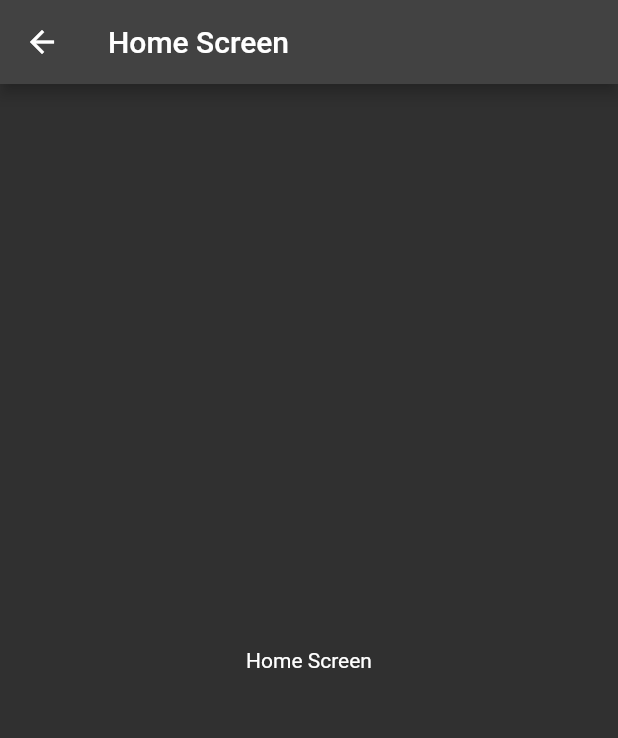
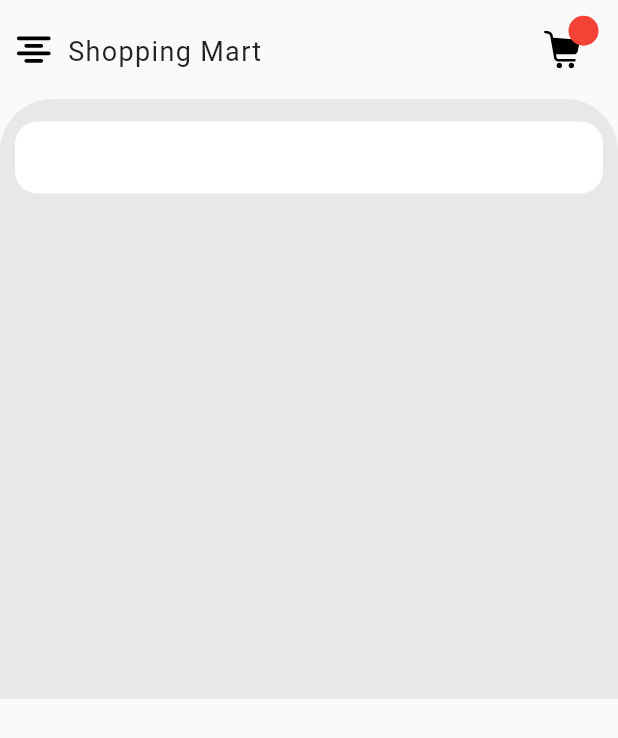
Before and after one commit to AbdulrahmanAlShaweesh/Flutter-ecommerce-app, a Flutter app: the HomeScreen screen opened by its route, on a phone screen of 412 x 824 dp. Shown: the top 738 px of the screen. Run offline on Flutter 3.47's test engine with Material 2 defaults, Android fonts, the phone set to English and light mode, and no system bars; our stand-ins replace bloc, firebase_auth, firebase_core, flutter_bloc, flutter_svg, modal_progress_hud_nsn and 1 more; accounts and stored records are empty.

Commit message:
add app bar for home screen

```diff
--- a/lib/Views/Screens/home_Screen.dart
+++ b/lib/Views/Screens/home_Screen.dart
@@ -1,4 +1,5 @@
 import 'package:flutter/material.dart';
+import 'package:flutter_ecommerce_app/Views/widgets/home_screen_app_bar.dart';
 
 class HomeScreen extends StatelessWidget {
   const HomeScreen({super.key});
@@ -7,10 +8,42 @@ class HomeScreen extends StatelessWidget {
   @override
   Widget build(BuildContext context) {
     return Scaffold(
-      appBar: AppBar(
-        title: Text('Home Screen'),
+      // backgroundColor: Colors.grey,
+      body: SafeArea(
+        child: ListView(
+          children: [
+            const HomeScreenAppBar(),
+            Container(
+              padding: EdgeInsets.only(top: 15.0),
+              height: 400,
+              decoration: BoxDecoration(
+                color: Colors.grey.withOpacity(0.2),
+                borderRadius: const BorderRadius.only(
+                  topLeft: Radius.circular(35),
+                  topRight: Radius.circular(35),
+                ),
+              ),
+              child: Column(
+                children: [
+                  Container(
+                    decoration: BoxDecoration(
+                      color: Colors.white,
+                      borderRadius: BorderRadius.circular(15.0),
+                    ),
+                    margin: const EdgeInsets.symmetric(horizontal: 10.0),
+                    child: const TextField(
+                      decoration: InputDecoration(
+                        border: InputBorder.none,
+                        contentPadding: EdgeInsets.symmetric(horizontal: 15.0),
+                      ),
+                    ),
+                  )
+                ],
+              ),
+            ),
+          ],
+        ),
       ),
-      body: Center(child: Text('Home Screen')),
     );
   }
 }
--- a/lib/Views/widgets/ecommerce_app_view.dart
+++ b/lib/Views/widgets/ecommerce_app_view.dart
@@ -14,7 +14,7 @@ class EcommerceApp extends StatelessWidget {
   Widget build(BuildContext context) {
     return MaterialApp(
       theme: ThemeData(
-        brightness: Brightness.dark,
+        brightness: Brightness.light,
         iconTheme: const IconThemeData(
           color: AppColors.iconColor,
         ),
--- /dev/null
+++ b/lib/Views/widgets/home_screen_app_bar.dart
@@ -0,0 +1,62 @@
+import 'package:flutter/material.dart';
+import 'package:flutter_ecommerce_app/Views/Widgets/small_text.dart';
+import 'package:flutter_svg/flutter_svg.dart';
+
+class HomeScreenAppBar extends StatelessWidget {
+  const HomeScreenAppBar({
+    super.key,
+  });
+
+  @override
+  Widget build(BuildContext context) {
+    return Container(
+      height: 66,
+      width: double.infinity,
+      color: Colors.transparent,
+      child: Padding(
+        padding: const EdgeInsets.symmetric(horizontal: 10.0),
+        child: Row(
+          mainAxisAlignment: MainAxisAlignment.spaceBetween,
+          children: [
+            Row(
+              children: [
+                SvgPicture.asset(
+                  'assets/navigationbaricons/menu_icon.svg',
+                  height: 25,
+                ),
+                const SizedBox(
+                  width: 10.0,
+                ),
+                const SmallText(text: 'Shopping Mart', fontSize: 18.0),
+              ],
+            ),
+            Stack(
+              clipBehavior: Clip.none,
+              children: [
+                Container(
+                  margin: const EdgeInsets.only(right: 15.0),
+                  child: SvgPicture.asset(
+                    'assets/navigationbaricons/shopping-cart.svg',
+                    height: 25,
+                  ),
+                ),
+                Positioned(
+                  right: 3,
+                  top: -10,
+                  child: Container(
+                    width: 20,
+                    height: 20,
+                    decoration: const BoxDecoration(
+                      shape: BoxShape.circle,
+                      color: Colors.red,
+                    ),
+                  ),
+                ),
+              ],
+            ),
+          ],
+        ),
+      ),
+    );
+  }
+}
```
Also changed, not shown: lib/Views/Screens/drawer._screen.dart (+93 -9 lines), assets/navigationbaricons/exit.svg (renamed from assets/exit.svg), assets/navigationbaricons/favorite.svg (renamed from assets/favorite.svg), assets/navigationbaricons/menu_icon.svg (renamed from assets/menu_icon.svg), assets/navigationbaricons/settings.svg (renamed from assets/settings.svg).
